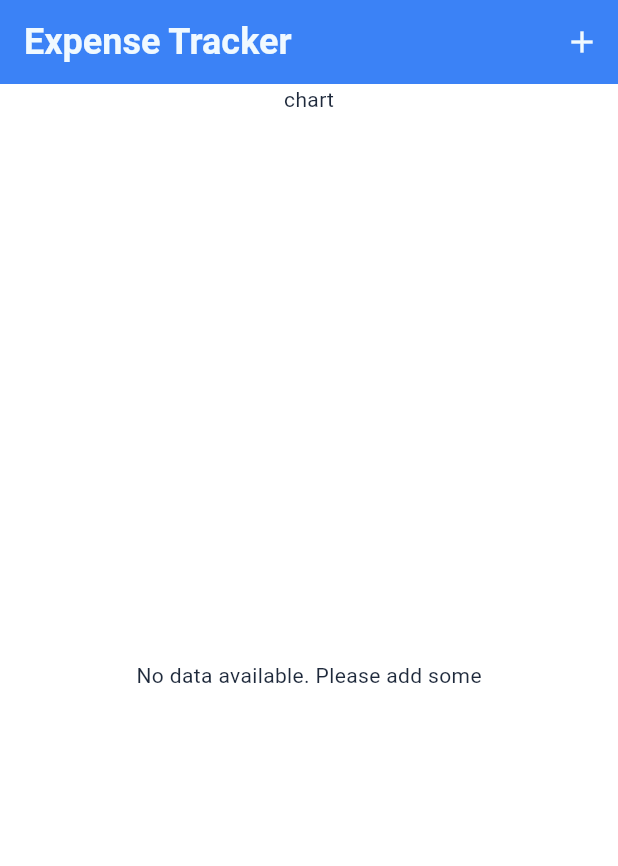
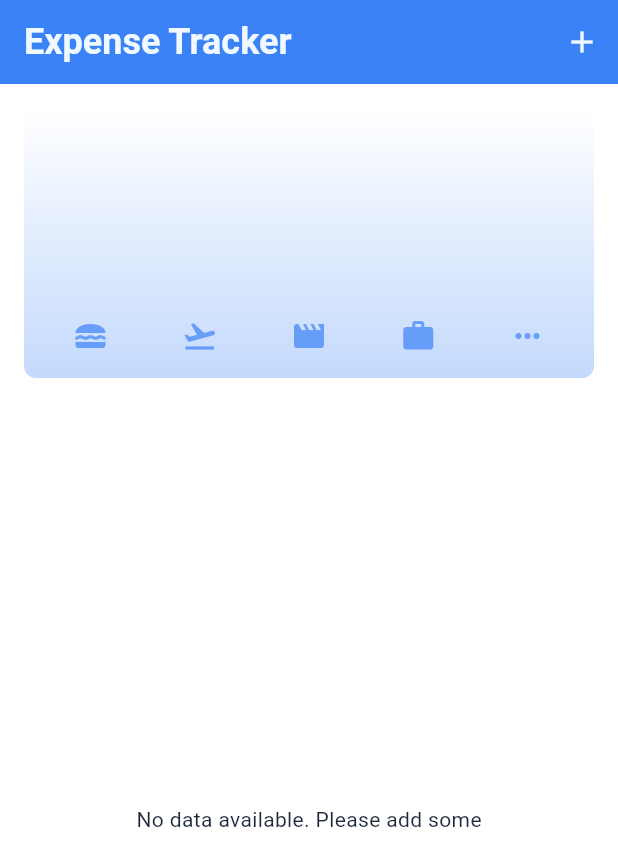
Before and after one commit to souravsathyan/flutter, a Flutter app: the screen it shows after launch, on a phone screen of 412 x 824 dp. Shown: the top 866 px of the screen. Run offline on Flutter 3.47's test engine with Material 3 defaults, Android fonts, the phone set to English and light mode, and no system bars; our stand-ins replace fl_chart, google_fonts.

Commit message:
done ecpense tracker

```diff
--- a/exp_tracker/lib/Modals/expense.dart
+++ b/exp_tracker/lib/Modals/expense.dart
@@ -33,3 +33,22 @@ class Expense {
     return formatter.format(date);
   }
 }
+
+class ExpenseBucket {
+  ExpenseBucket({required this.expenses, required this.category});
+
+  ExpenseBucket.forCategory(List<Expense> allExpenses, this.category)
+    : expenses =
+          allExpenses.where((expense) => expense.category == category).toList();
+
+  final List<Expense> expenses;
+  final Category category;
+
+  double get totalExpenses {
+    double sum = 0;
+    for (var expense in expenses) {
+      sum += expense.amount;
+    }
+    return sum;
+  }
+}
--- /dev/null
+++ b/exp_tracker/lib/widgets/chart/chart.dart
@@ -0,0 +1,93 @@
+import 'package:exp_tracker/Modals/expense.dart';
+import 'package:exp_tracker/widgets/chart/chart_bar.dart';
+import 'package:flutter/material.dart';
+
+class Chart extends StatelessWidget {
+  Chart({super.key, required this.expenses});
+
+  final List<Expense> expenses;
+
+  List<ExpenseBucket> get bucket {
+    return [
+      ExpenseBucket.forCategory(expenses, Category.food),
+      ExpenseBucket.forCategory(expenses, Category.travel),
+      ExpenseBucket.forCategory(expenses, Category.leisure),
+      ExpenseBucket.forCategory(expenses, Category.work),
+      ExpenseBucket.forCategory(expenses, Category.other),
+    ];
+  }
+
+  double get maxTotalExpense {
+    double maxTotalExpense = 0;
+
+    for (final bucket in bucket) {
+      if (bucket.totalExpenses > maxTotalExpense) {
+        maxTotalExpense = bucket.totalExpenses;
+      }
+    }
+
+    return maxTotalExpense;
+  }
+
+  @override
+  Widget build(BuildContext context) {
+    final isDarkMode =
+        MediaQuery.of(context).platformBrightness == Brightness.dark;
+    return Container(
+      margin: const EdgeInsets.all(16),
+      padding: const EdgeInsets.symmetric(vertical: 16, horizontal: 8),
+      width: double.infinity,
+      height: 180,
+      decoration: BoxDecoration(
+        borderRadius: BorderRadius.circular(8),
+        gradient: LinearGradient(
+          colors: [
+            Theme.of(context).colorScheme.primary.withOpacity(0.3),
+            Theme.of(context).colorScheme.primary.withOpacity(0.0),
+          ],
+          begin: Alignment.bottomCenter,
+          end: Alignment.topCenter,
+        ),
+      ),
+      child: Column(
+        children: [
+          Expanded(
+            child: Row(
+              children: [
+                for (var bucket in bucket)
+                  ChartBar(
+                    fill:
+                        bucket.totalExpenses == 0
+                            ? 0
+                            : bucket.totalExpenses / maxTotalExpense,
+                  ),
+              ],
+            ),
+          ),
+          const SizedBox(height: 8),
+          Row(
+            children:
+                bucket
+                    .map(
+                      (bucket) => Expanded(
+                        child: Padding(
+                          padding: EdgeInsets.symmetric(horizontal: 8),
+                          child: Icon(
+                            categoryIcons[bucket.category],
+                            color:
+                                isDarkMode
+                                    ? Theme.of(context).colorScheme.onSecondary
+                                    : Theme.of(
+                                      context,
+                                    ).colorScheme.primary.withOpacity(0.7),
+                          ),
+                        ),
+                      ),
+                    )
+                    .toList(),
+          ),
+        ],
+      ),
+    );
+  }
+}
--- /dev/null
+++ b/exp_tracker/lib/widgets/chart/chart_bar.dart
@@ -0,0 +1,31 @@
+import 'package:flutter/material.dart';
+
+class ChartBar extends StatelessWidget {
+  const ChartBar({super.key, required this.fill});
+
+  final double fill;
+
+  @override
+  Widget build(BuildContext context) {
+    final isDarkMode =
+        MediaQuery.of(context).platformBrightness == Brightness.dark;
+    return Expanded(
+      child: Padding(
+        padding: const EdgeInsets.symmetric(horizontal: 4),
+        child: FractionallySizedBox(
+          heightFactor: fill,
+          child: DecoratedBox(
+            decoration: BoxDecoration(
+              shape: BoxShape.rectangle,
+              borderRadius: BorderRadius.vertical(top: Radius.circular(8)),
+              color:
+                  isDarkMode
+                      ? Theme.of(context).colorScheme.primaryContainer
+                      : Theme.of(context).colorScheme.primary,
+            ),
+          ),
+        ),
+      ),
+    );
+  }
+}
--- a/exp_tracker/lib/widgets/expenses.dart
+++ b/exp_tracker/lib/widgets/expenses.dart
@@ -1,3 +1,4 @@
+import 'package:exp_tracker/widgets/chart/chart.dart';
 import 'package:exp_tracker/widgets/expense_list/expense_list.dart';
 import 'package:exp_tracker/widgets/new_expense.dart';
 import 'package:flutter/material.dart';
@@ -75,7 +76,7 @@ class _ExpensesState extends State<Expenses> {
         ],
       ),
       body: Column(
-        children: [const Text('chart'), Expanded(child: mainContent)],
+        children: [Chart(expenses: _dummyData), Expanded(child: mainContent)],
       ),
     );
   }
```
